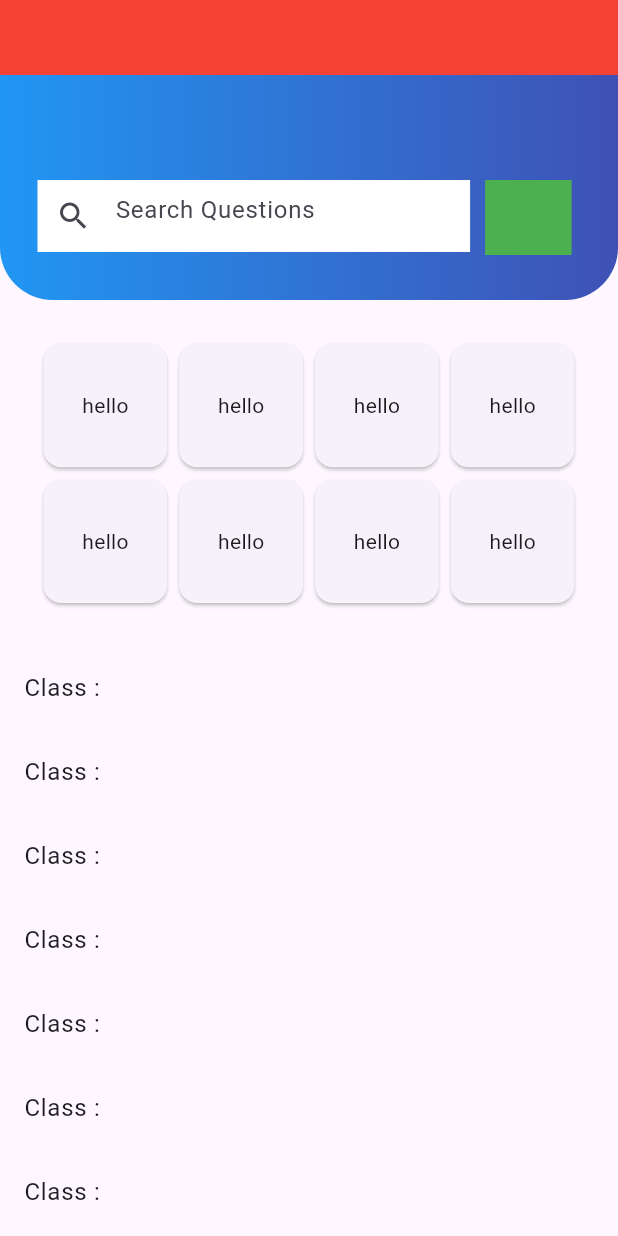
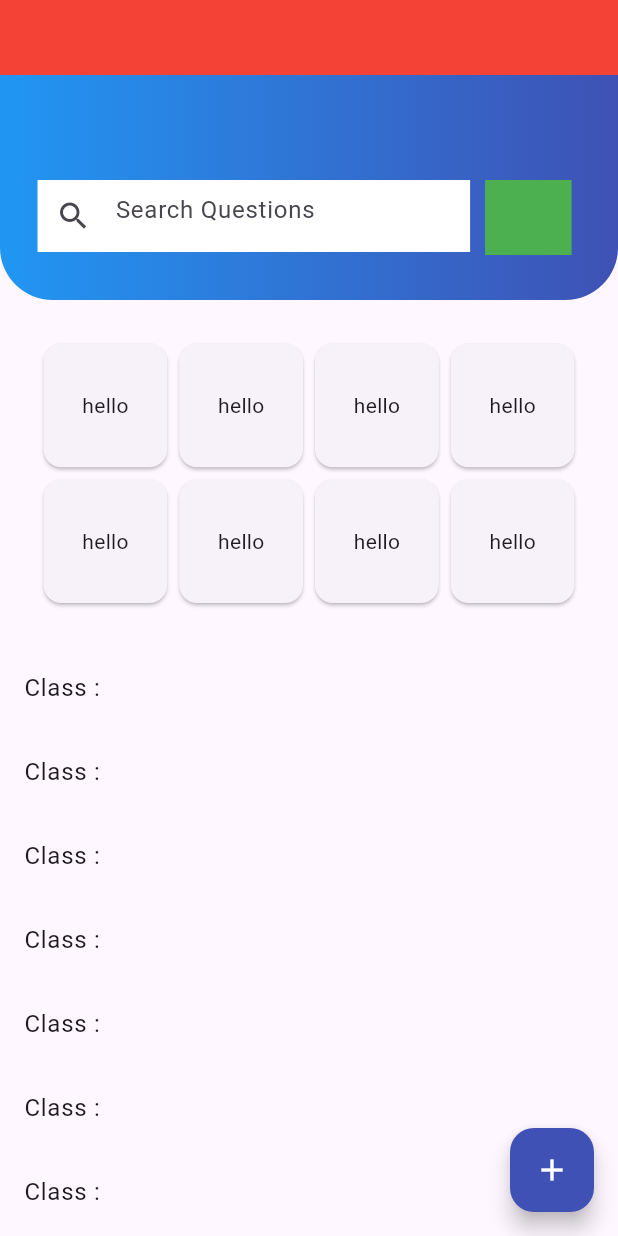
Before and after one commit to yogendra-khapangi/final_year_project, a Flutter app: the screen it shows after launch, on a phone screen of 412 x 824 dp. Run offline on Flutter 3.47's test engine with Material 3 defaults, Android fonts, the phone set to English and light mode, and no system bars.

Commit message:
floating action button added in home page

```diff
--- /dev/null
+++ b/lib/components/float_button.dart
@@ -0,0 +1,19 @@
+import 'package:flutter/material.dart';
+import 'package:mymath/view/profile_page.dart';
+
+class MyFloatingActionButton extends StatelessWidget {
+  const MyFloatingActionButton({super.key});
+
+  @override
+  Widget build(BuildContext context) {
+    return FloatingActionButton(
+        foregroundColor: Colors.white,
+        backgroundColor: Colors.indigo,
+        focusColor: Colors.indigo,
+        child: const Icon(Icons.add),
+        onPressed: () {
+          Navigator.push(context,
+              MaterialPageRoute(builder: (context) => const MyProfile()));
+        });
+  }
+}
--- a/lib/view/home.dart
+++ b/lib/view/home.dart
@@ -1,4 +1,5 @@
 import 'package:flutter/material.dart';
+import 'package:mymath/components/float_button.dart';
 
 class MyHome extends StatefulWidget {
   const MyHome({super.key});
@@ -147,7 +148,9 @@ class _MyHomeState extends State<MyHome> {
             title: Text("Class :"),
           ),
         ]),
-        ));
+      ),
+      floatingActionButton: const MyFloatingActionButton(),
+    );
   }
 }
 
@@ -229,15 +232,7 @@ class _MyHomeState extends State<MyHome> {
 //           colors: [Colors.blue, Colors.indigo],
 //         ),
 //       ),
-//       floatingActionButton: FloatingActionButton(
-//           foregroundColor: Colors.white,
-//           backgroundColor: Colors.indigo,
-//           focusColor: Colors.indigo,
-//           child: const Icon(Icons.add),
-//           onPressed: () {
-//             Navigator.push(context,
-//                 MaterialPageRoute(builder: (context) => const MyProfile()));
-//           }),
+//
 //     )));
 //   }
 // }
```
Lines whose indentation alone changed are shown as unchanged.
